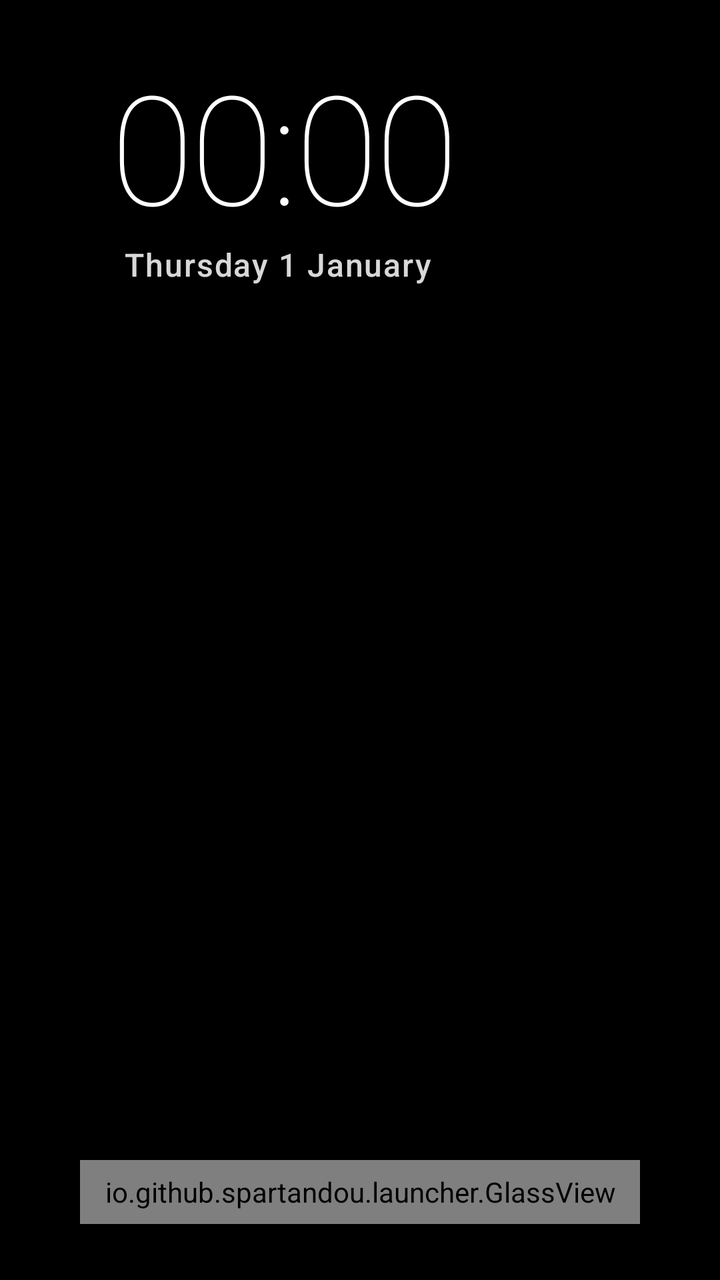
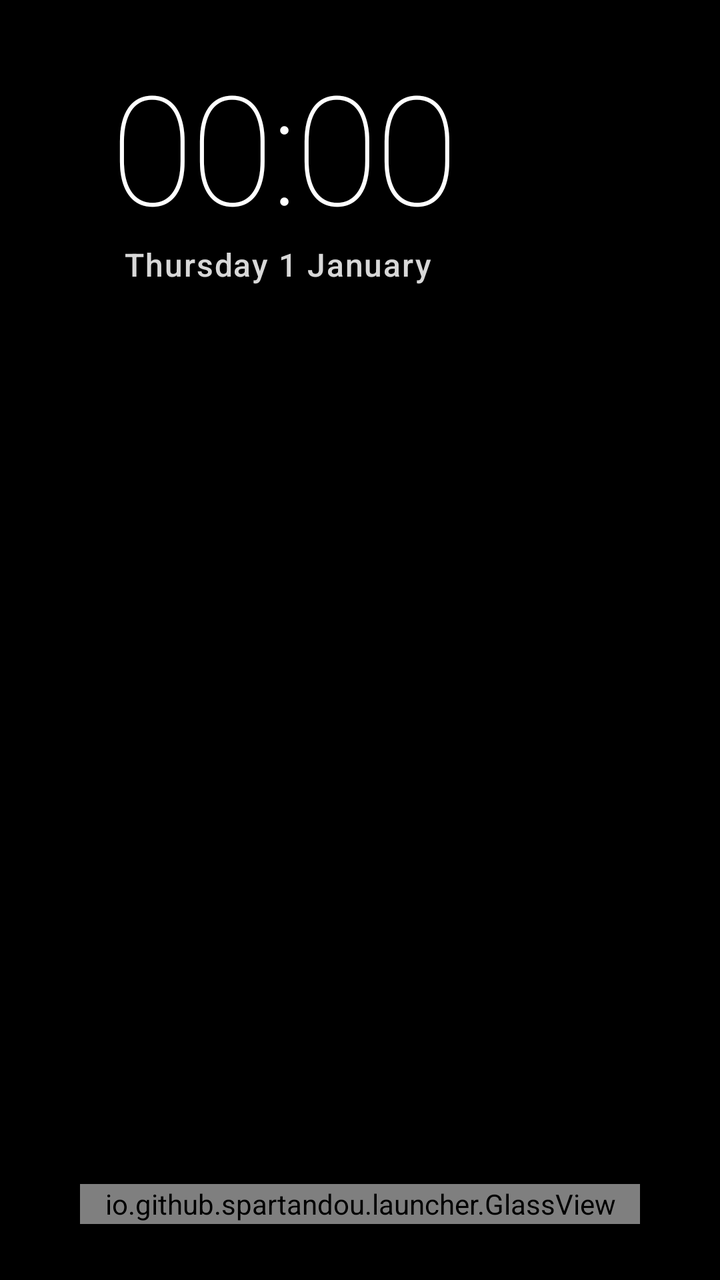

Two renders of the same Android screen: before a commit and after it. Below are the layout's source before the change and the commit's diff.
<!-- AndroidManifest.xml: application theme Theme.Launcher -->
<!-- res/layout/activity_home.xml -->
<?xml version="1.0" encoding="utf-8"?>
<FrameLayout xmlns:android="http://schemas.android.com/apk/res/android"
    android:layout_width="match_parent"
    android:layout_height="match_parent"
    android:background="@android:color/black">

    
    <FrameLayout
        android:id="@+id/slides"
        android:layout_width="match_parent"
        android:layout_height="match_parent">

        <include layout="@layout/slide" />

        <include layout="@layout/slide" />
    </FrameLayout>

    <View
        android:layout_width="match_parent"
        android:layout_height="220dp"
        android:background="@drawable/scrim_top" />

    <View
        android:id="@+id/bottom_scrim"
        android:layout_width="match_parent"
        android:layout_height="200dp"
        android:layout_gravity="bottom"
        android:background="@drawable/scrim_bottom" />

    <LinearLayout
        android:layout_width="wrap_content"
        android:layout_height="wrap_content"
        android:layout_marginStart="56dp"
        android:layout_marginTop="32dp"
        android:orientation="vertical">

        <TextClock
            style="@style/ShadowText"
            android:layout_width="wrap_content"
            android:layout_height="wrap_content"
            android:fontFamily="sans-serif-thin"
            android:format12Hour="HH:mm"
            android:format24Hour="HH:mm"
            android:includeFontPadding="false"
            android:letterSpacing="-0.02"
            android:textSize="76sp" />

        <TextClock
            style="@style/ShadowText"
            android:layout_width="wrap_content"
            android:layout_height="wrap_content"
            android:layout_marginStart="6dp"
            android:alpha="0.85"
            android:fontFamily="sans-serif-medium"
            android:format12Hour="EEEE d MMMM"
            android:format24Hour="EEEE d MMMM"
            android:letterSpacing="0.04"
            android:textSize="16sp" />
    </LinearLayout>

    
    <FrameLayout
        android:id="@+id/caption_box"
        android:layout_width="wrap_content"
        android:layout_height="wrap_content"
        android:layout_gravity="top|end"
        android:layout_marginTop="44dp"
        android:layout_marginEnd="56dp"
        android:alpha="0">

        <io.github.spartandou.launcher.GlassView
            android:id="@+id/caption_glass"
            android:layout_width="match_parent"
            android:layout_height="match_parent" />

        <TextView
            android:id="@+id/caption"
            android:layout_width="wrap_content"
            android:layout_height="wrap_content"
            android:maxWidth="420dp"
            android:paddingStart="18dp"
            android:paddingTop="8dp"
            android:paddingEnd="18dp"
            android:paddingBottom="8dp"
            android:textColor="#F2FFFFFF"
            android:textSize="15sp" />
    </FrameLayout>

    <LinearLayout
        android:id="@+id/dock"
        android:layout_width="match_parent"
        android:layout_height="wrap_content"
        android:layout_gravity="bottom"
        android:layout_marginBottom="28dp"
        android:orientation="vertical">

        <TextView
            android:id="@+id/focused_label"
            style="@style/ShadowText"
            android:layout_width="wrap_content"
            android:layout_height="wrap_content"
            android:layout_marginStart="68dp"
            android:layout_marginBottom="8dp"
            android:fontFamily="sans-serif-medium"
            android:letterSpacing="0.02"
            android:textSize="17sp" />

        
        <FrameLayout
            android:layout_width="match_parent"
            android:layout_height="wrap_content"
            android:layout_marginStart="40dp"
            android:layout_marginEnd="40dp"
            android:clipChildren="false"
            android:clipToPadding="false">

            <io.github.spartandou.launcher.GlassView
                android:id="@+id/dock_glass"
                android:layout_width="match_parent"
                android:layout_height="match_parent" />

            <HorizontalScrollView
                android:layout_width="match_parent"
                android:layout_height="wrap_content"
                android:clipChildren="false"
                android:clipToPadding="false"
                android:fadingEdgeLength="0dp"
                android:scrollbars="none">

                <LinearLayout
                    android:id="@+id/row"
                    android:layout_width="wrap_content"
                    android:layout_height="wrap_content"
                    android:clipChildren="false"
                    android:clipToPadding="false"
                    android:orientation="horizontal"
                    android:paddingStart="14dp"
                    android:paddingTop="16dp"
                    android:paddingEnd="14dp"
                    android:paddingBottom="16dp" />
            </HorizontalScrollView>
        </FrameLayout>
    </LinearLayout>

    
    <FrameLayout
        android:id="@+id/all_apps"
        android:layout_width="match_parent"
        android:layout_height="match_parent"
        android:visibility="gone">

        <io.github.spartandou.launcher.GlassView
            android:id="@+id/all_apps_glass"
            android:layout_width="match_parent"
            android:layout_height="match_parent" />

        <TextView
            style="@style/ShadowText"
            android:layout_width="wrap_content"
            android:layout_height="wrap_content"
            android:layout_marginStart="60dp"
            android:layout_marginTop="36dp"
            android:fontFamily="sans-serif-light"
            android:text="@string/all_apps"
            android:textSize="32sp" />

        <TextView
            android:layout_width="wrap_content"
            android:layout_height="wrap_content"
            android:layout_gravity="end"
            android:layout_marginTop="50dp"
            android:layout_marginEnd="60dp"
            android:text="@string/all_apps_hint"
            android:textColor="#B3FFFFFF"
            android:textSize="14sp" />

        <ScrollView
            android:layout_width="match_parent"
            android:layout_height="match_parent"
            android:layout_marginTop="96dp"
            android:clipToPadding="false"
            android:scrollbars="none">

            <GridLayout
                android:id="@+id/grid"
                android:layout_width="wrap_content"
                android:layout_height="wrap_content"
                android:layout_gravity="center_horizontal"
                android:clipChildren="false"
                android:clipToPadding="false"
                android:columnCount="5"
                android:paddingTop="12dp"
                android:paddingBottom="48dp" />
        </ScrollView>
    </FrameLayout>
</FrameLayout>
<!-- res/layout/slide.xml (included above) -->
<?xml version="1.0" encoding="utf-8"?>
<FrameLayout xmlns:android="http://schemas.android.com/apk/res/android"
    android:layout_width="match_parent"
    android:layout_height="match_parent">

    <ImageView
        android:layout_width="match_parent"
        android:layout_height="match_parent"
        android:importantForAccessibility="no"
        android:scaleType="centerCrop"
        android:tint="#80000000"
        android:tintMode="src_atop" />

    <ImageView
        android:layout_width="match_parent"
        android:layout_height="match_parent"
        android:importantForAccessibility="no"
        android:scaleType="centerCrop" />
</FrameLayout>
<!-- resources referenced by this layout -->
<resources>
  <!-- drawable scrim_bottom (drawable) -->
  <shape xmlns:android="http://schemas.android.com/apk/res/android">
      <gradient android:angle="90" android:startColor="#CC000000" android:centerColor="#55000000" android:endColor="#00000000" />
  </shape>
  <!-- drawable scrim_top (drawable) -->
  <shape xmlns:android="http://schemas.android.com/apk/res/android">
      <gradient android:angle="270" android:startColor="#99000000" android:centerColor="#33000000" android:endColor="#00000000" />
  </shape>
  <string name="all_apps">Toutes les applis</string>
  <string name="all_apps_hint">Appui long sur OK : ajouter à l\'accueil ou retirer</string>
  <style name="ShadowText">
          <item name="android:textColor">#FFFFFFFF</item>
          <item name="android:shadowColor">#99000000</item>
          <item name="android:shadowRadius">8</item>
          <item name="android:shadowDy">1</item>
      </style>
  <style name="Theme.Launcher" parent="@android:style/Theme.DeviceDefault.NoActionBar.Fullscreen">
          <item name="android:windowBackground">@android:color/black</item>
          <item name="android:windowShowWallpaper">false</item>
          <item name="android:windowNoTitle">true</item>
          <item name="android:windowAnimationStyle">@android:style/Animation.Activity</item>
          <item name="android:colorAccent">#FFFFFFFF</item>
      </style>
</resources>

<!-- the commit's change to res/layout/activity_home.xml (unified diff, before → after) -->
@@ -15,7 +15,9 @@
         <include layout="@layout/slide" />
     </FrameLayout>
 
+    
     <View
+        android:id="@+id/top_scrim"
         android:layout_width="match_parent"
         android:layout_height="220dp"
         android:background="@drawable/scrim_top" />
@@ -28,10 +30,12 @@
         android:background="@drawable/scrim_bottom" />
 
     <LinearLayout
+        android:id="@+id/clock_box"
         android:layout_width="wrap_content"
         android:layout_height="wrap_content"
         android:layout_marginStart="56dp"
         android:layout_marginTop="32dp"
+        android:layout_marginEnd="56dp"
         android:orientation="vertical">
 
         <TextClock
@@ -119,26 +123,16 @@
                 android:layout_width="match_parent"
                 android:layout_height="match_parent" />
 
-            <HorizontalScrollView
+            
+            <LinearLayout
+                android:id="@+id/rows"
                 android:layout_width="match_parent"
                 android:layout_height="wrap_content"
                 android:clipChildren="false"
                 android:clipToPadding="false"
-                android:fadingEdgeLength="0dp"
-                android:scrollbars="none">
-
-                <LinearLayout
-                    android:id="@+id/row"
-                    android:layout_width="wrap_content"
-                    android:layout_height="wrap_content"
-                    android:clipChildren="false"
-                    android:clipToPadding="false"
-                    android:orientation="horizontal"
-                    android:paddingStart="14dp"
-                    android:paddingTop="16dp"
-                    android:paddingEnd="14dp"
-                    android:paddingBottom="16dp" />
-            </HorizontalScrollView>
+                android:orientation="vertical"
+                android:paddingTop="10dp"
+                android:paddingBottom="10dp" />
         </FrameLayout>
     </LinearLayout>
 
